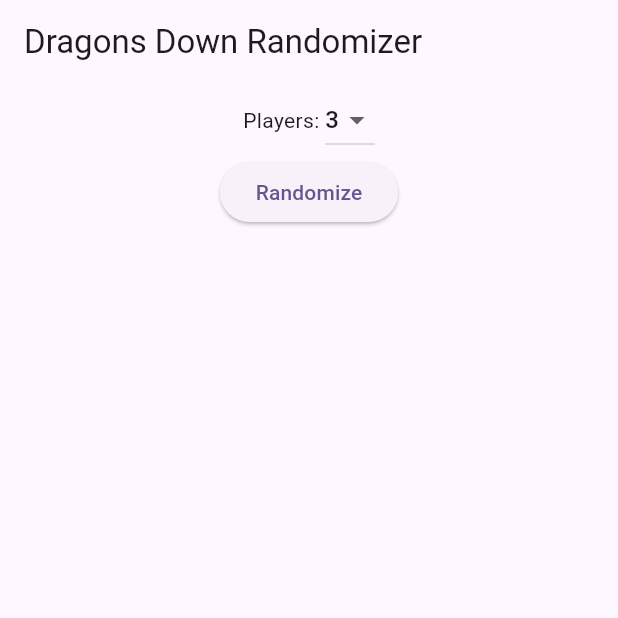
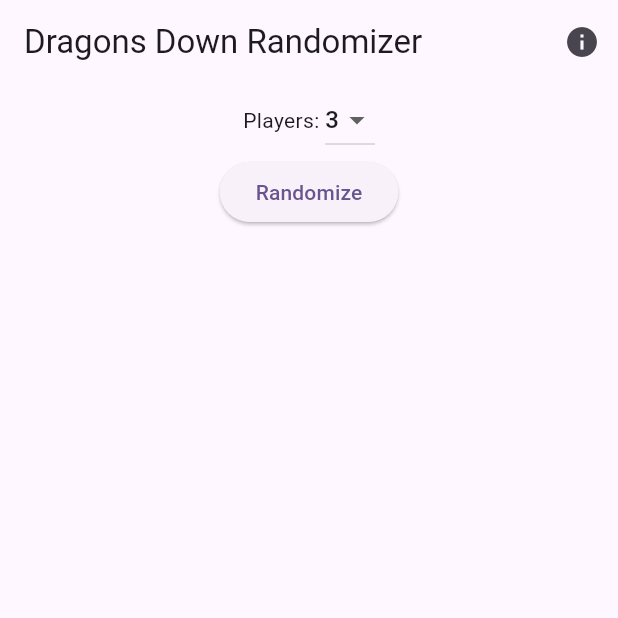
Before and after one commit to doctor-g/DragonsDownRandomizer, a Flutter app: the screen it shows after launch, on a phone screen of 412 x 824 dp, the top half of it. Run offline on Flutter 3.47's test engine with Material 3 defaults, Android fonts, the phone set to English and light mode, and no system bars.

Commit message:
Add button to bring up legal info

```diff
--- a/lib/main.dart
+++ b/lib/main.dart
@@ -26,8 +26,24 @@ class MainWidget extends StatelessWidget {
   @override
   Widget build(BuildContext context) {
     return Scaffold(
-      appBar: AppBar(title: const Text(title)),
+      appBar: AppBar(
+        title: const Text(title),
+        actions: [
+          IconButton(
+            onPressed: () => _showLegalPopup(context),
+            icon: const Icon(Icons.info),
+          ),
+        ],
+      ),
       body: RandomizerWidget(),
+    );
+  }
+
+  void _showLegalPopup(BuildContext context) {
+    showAboutDialog(
+      context: context,
+      applicationName: title,
+      applicationLegalese: '©2026 Paul Gestwicki',
     );
   }
 }
```
